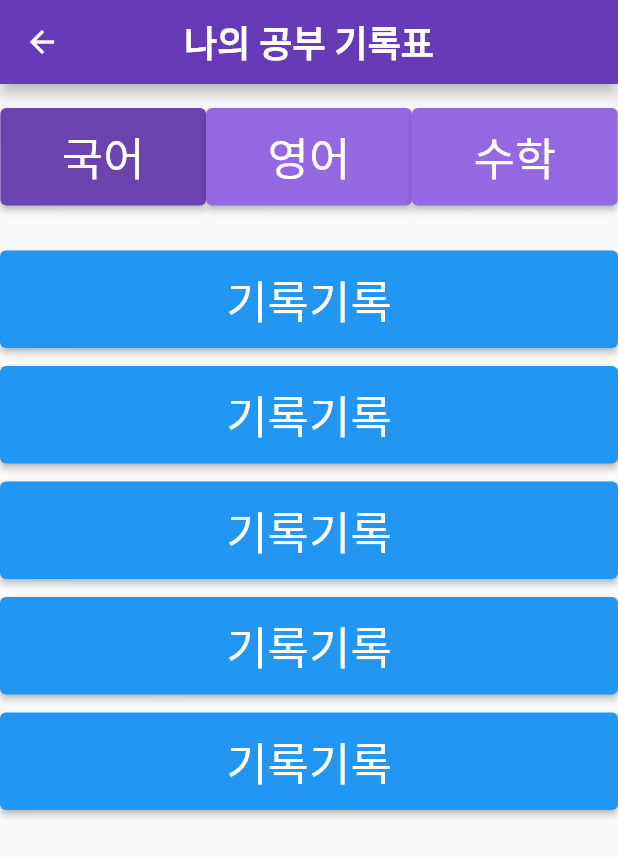
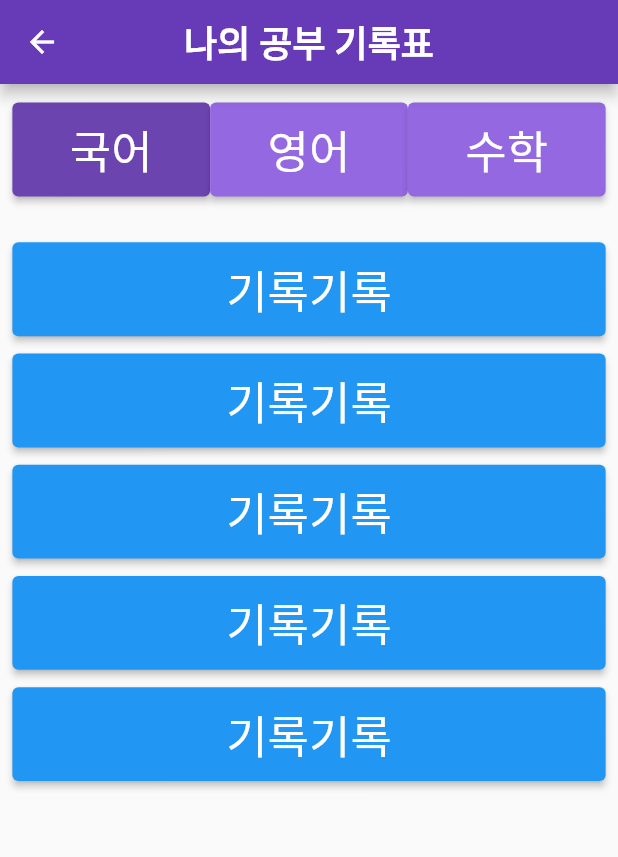
Before and after one commit to ChipMonkInTheCave/studycat, a Flutter app: the TestScore screen opened directly, after a tap on "국어", on a phone screen of 412 x 824 dp. Shown: the top 857 px of the screen. Run offline on Flutter 3.47's test engine with Material 2 defaults, Android fonts, the light colour scheme and no system bars; our stand-ins replace cloud_firestore, firebase_core, fl_chart; accounts and stored records are empty.

Commit message:
Update test_score_screen.dart

```diff
--- a/lib/screens/score/test_score_screen.dart
+++ b/lib/screens/score/test_score_screen.dart
@@ -22,6 +22,7 @@ class TestScoreState extends State<TestScore> {
 
   @override
   Widget build(BuildContext context) {
+    // ignore: unused_local_variable
     double width = MediaQuery.of(context).size.width;
     double height = MediaQuery.of(context).size.height;
     return Scaffold(
@@ -44,7 +45,7 @@ class TestScoreState extends State<TestScore> {
       ),
       body: Column(
         children: [
-          const SizedBox(height: 16),
+          SizedBox(height: height * 0.015),
           Row(
             mainAxisAlignment: MainAxisAlignment.center,
             children: [
@@ -53,19 +54,19 @@ class TestScoreState extends State<TestScore> {
               buildButton1(2),
             ],
           ),
-          const SizedBox(height: 30),
+          SizedBox(height: height * 0.037),
           if (selectedButtonIndex == 0)
             Column(
               mainAxisAlignment: MainAxisAlignment.center,
               children: [
                 buildButton2(0),
-                const SizedBox(height: 10),
+                SizedBox(height: height * 0.012),
                 buildButton2(1),
-                const SizedBox(height: 10),
+                SizedBox(height: height * 0.012),
                 buildButton2(2),
-                const SizedBox(height: 10),
+                SizedBox(height: height * 0.012),
                 buildButton2(3),
-                const SizedBox(height: 10),
+                SizedBox(height: height * 0.012),
                 buildButton2(4),
               ],
             ),
@@ -74,13 +75,13 @@ class TestScoreState extends State<TestScore> {
               mainAxisAlignment: MainAxisAlignment.center,
               children: [
                 buildButton3(0),
-                const SizedBox(height: 10),
+                SizedBox(height: height * 0.012),
                 buildButton3(1),
-                const SizedBox(height: 10),
+                SizedBox(height: height * 0.012),
                 buildButton3(2),
-                const SizedBox(height: 10),
+                SizedBox(height: height * 0.012),
                 buildButton3(3),
-                const SizedBox(height: 10),
+                SizedBox(height: height * 0.012),
                 buildButton3(4),
               ],
             ),
@@ -89,13 +90,13 @@ class TestScoreState extends State<TestScore> {
               mainAxisAlignment: MainAxisAlignment.center,
               children: [
                 buildButton4(0),
-                const SizedBox(height: 10),
+                SizedBox(height: height * 0.012),
                 buildButton4(1),
-                const SizedBox(height: 10),
+                SizedBox(height: height * 0.012),
                 buildButton4(2),
-                const SizedBox(height: 10),
+                SizedBox(height: height * 0.012),
                 buildButton4(3),
-                const SizedBox(height: 10),
+                SizedBox(height: height * 0.012),
                 buildButton4(4),
               ],
             ),
@@ -108,8 +109,8 @@ class TestScoreState extends State<TestScore> {
     double width = MediaQuery.of(context).size.width;
     double height = MediaQuery.of(context).size.height;
     return SizedBox(
-      height: 65,
-      width: width * 0.333,
+      height: height * 0.076,
+      width: width * 0.32,
       child: ElevatedButton(
         onPressed: () {
           setState(() {
@@ -138,11 +139,13 @@ class TestScoreState extends State<TestScore> {
   }
 
   Widget buildButton2(int index2) {
+    double width = MediaQuery.of(context).size.width;
+    double height = MediaQuery.of(context).size.height;
     return Column(
       children: [
         SizedBox(
-          height: 65,
-          width: 420,
+          height: height * 0.076,
+          width: width * 0.96,
           child: ElevatedButton(
             onPressed: () {
               setState(() {
@@ -158,11 +161,11 @@ class TestScoreState extends State<TestScore> {
             ),
           ),
         ),
-        const SizedBox(height: 2),
+        SizedBox(height: height * 0.002),
         if (showDetails1[index2])
           Container(
-            height: 100,
-            width: 420,
+            height: height * 0.115,
+            width: width * 0.96,
             color: Colors.blue,
             child: const Text('상세 내용'),
           ),
@@ -170,32 +173,34 @@ class TestScoreState extends State<TestScore> {
     );
   }
 
-  Widget buildButton3(int index2) {
+  Widget buildButton3(int index3) {
+    double width = MediaQuery.of(context).size.width;
+    double height = MediaQuery.of(context).size.height;
     return Column(
       children: [
         SizedBox(
-          height: 65,
-          width: 420,
+          height: height * 0.076,
+          width: width * 0.96,
           child: ElevatedButton(
             onPressed: () {
               setState(() {
-                showDetails1[index2] = !showDetails1[index2];
+                showDetails1[index3] = !showDetails1[index3];
               });
             },
             style: ElevatedButton.styleFrom(
               backgroundColor: Colors.red,
             ),
             child: Text(
-              showDetails1[index2] ? '상세 내용' : '기록기록',
+              showDetails1[index3] ? '상세 내용' : '기록기록',
               style: const TextStyle(fontSize: 30),
             ),
           ),
         ),
-        const SizedBox(height: 2),
-        if (showDetails1[index2])
+        SizedBox(height: height * 0.002),
+        if (showDetails1[index3])
           Container(
-            height: 100,
-            width: 420,
+            height: height * 0.115,
+            width: width * 0.96,
             color: Colors.red,
             child: const Text('상세 내용'),
           ),
@@ -203,32 +208,34 @@ class TestScoreState extends State<TestScore> {
     );
   }
 
-  Widget buildButton4(int index2) {
+  Widget buildButton4(int index4) {
+    double width = MediaQuery.of(context).size.width;
+    double height = MediaQuery.of(context).size.height;
     return Column(
       children: [
         SizedBox(
-          height: 65,
-          width: 420,
+          height: height * 0.076,
+          width: width * 0.96,
           child: ElevatedButton(
             onPressed: () {
               setState(() {
-                showDetails1[index2] = !showDetails1[index2];
+                showDetails1[index4] = !showDetails1[index4];
               });
             },
             style: ElevatedButton.styleFrom(
               backgroundColor: Colors.black,
             ),
             child: Text(
-              showDetails1[index2] ? '상세 내용' : '기록기록',
+              showDetails1[index4] ? '상세 내용' : '기록기록',
               style: const TextStyle(fontSize: 30),
             ),
           ),
         ),
-        const SizedBox(height: 2),
-        if (showDetails1[index2])
+        SizedBox(height: height * 0.002),
+        if (showDetails1[index4])
           Container(
-            height: 100,
-            width: 420,
+            height: height * 0.115,
+            width: width * 0.96,
             color: Colors.black,
             child: const Text('상세 내용'),
           ),
```
